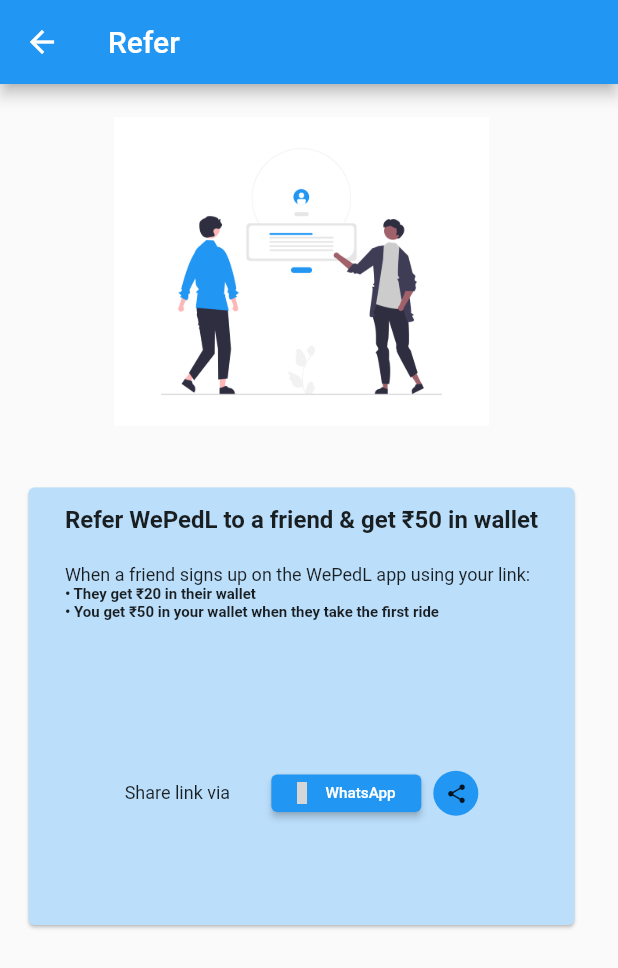
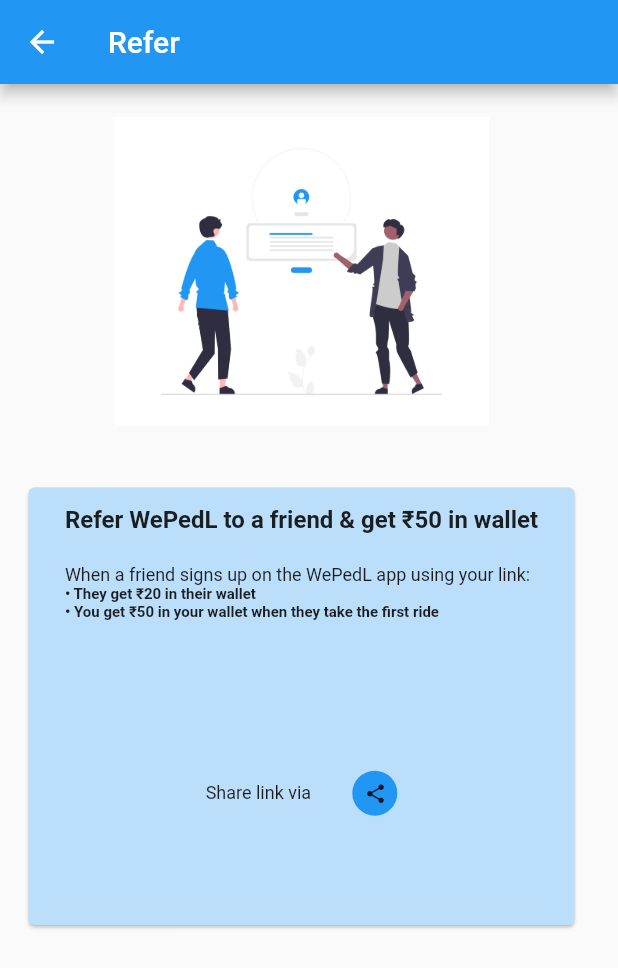
Before and after one commit to Mayuresh-G-Mhatre/public-bicycle-sharing-2, a Flutter app: the ReferScreen screen opened directly, on a phone screen of 412 x 824 dp. Shown: the top 968 px of the screen. Run offline on Flutter 3.47's test engine with Material 2 defaults, Android fonts, the phone set to English and light mode, and no system bars; our stand-ins replace animated_text_kit, lottie, otp_text_field, salomon_bottom_bar, share_plus, shared_preferences and 1 more; accounts and stored records are empty; grey boxes are pictures that could not be loaded.

Commit message:
removed url_launcher package, removed whatsapp share button from refer screen, added detection if already logged in and didn't log out, added contains method to shared prefs services

```diff
--- a/lib/screens/refer/refer.dart
+++ b/lib/screens/refer/refer.dart
@@ -1,6 +1,5 @@
 import 'package:flutter/material.dart';
 import 'package:share_plus/share_plus.dart';
-import 'package:url_launcher/url_launcher.dart';
 
 class ReferScreen extends StatefulWidget {
   const ReferScreen({super.key});
@@ -11,7 +10,7 @@ class ReferScreen extends StatefulWidget {
 
 class _ReferScreenState extends State<ReferScreen> {
   String message =
-      'Hey%21%20I%20am%20gifting%20you%20%E2%82%B920%20for%20your%20first%20WePedL%20ride.%20Enjoy%21%20https%3A%2F%2Fwepedl.page.link%2FCYAfu341CWybskBR9';
+      'Hey! I am gifting you \u{20B9}20 for your first WePedL ride. Enjoy!\nhttps://wepedl.page.link/CYAfu341CWybskBR9';
   @override
   Widget build(BuildContext context) {
     return Scaffold(
@@ -82,35 +81,6 @@ class _ReferScreenState extends State<ReferScreen> {
                         style: TextStyle(fontSize: 12.0),
                       ),
                       SizedBox(width: MediaQuery.of(context).size.width / 15),
-                      SizedBox(
-                        width: 100,
-                        height: 27,
-                        child: Padding(
-                          padding: const EdgeInsets.symmetric(
-                            horizontal: 0,
-                            vertical: 1,
-                          ),
-                          child: ElevatedButton.icon(
-                            // onPressed: () {},
-                            onPressed: () async {
-                              const url = 'https://wa.me/';
-                              final uri = Uri.parse('$url?text=$message');
-                              if (await canLaunchUrl(uri)) {
-                                await launchUrl(uri);
-                              } else {
-                                throw 'Could not launch $uri';
-                              }
-                            },
-                            icon: const Icon(
-                              Icons.whatsapp,
-                              size: 15,
-                            ),
-                            label: const Text('WhatsApp',
-                                style: TextStyle(fontSize: 10.2)),
-                          ),
-                        ),
-                      ),
-                      const SizedBox(width: 8.0),
                       Container(
                         height: 30,
                         width: 30,
--- a/pubspec.yaml
+++ b/pubspec.yaml
@@ -41,7 +41,6 @@ dependencies:
   share_plus: ^6.3.0
   shared_preferences: ^2.0.15
   sidebarx: ^0.14.0
-  url_launcher: ^6.1.7
 
 dev_dependencies:
   flutter_launcher_icons: ^0.11.0
```
Also changed, not shown: lib/screens/loading/splash.dart (+23 -9 lines), lib/services/shared_prefs.dart (+9 -3 lines), pubspec.lock, 1 other file.
